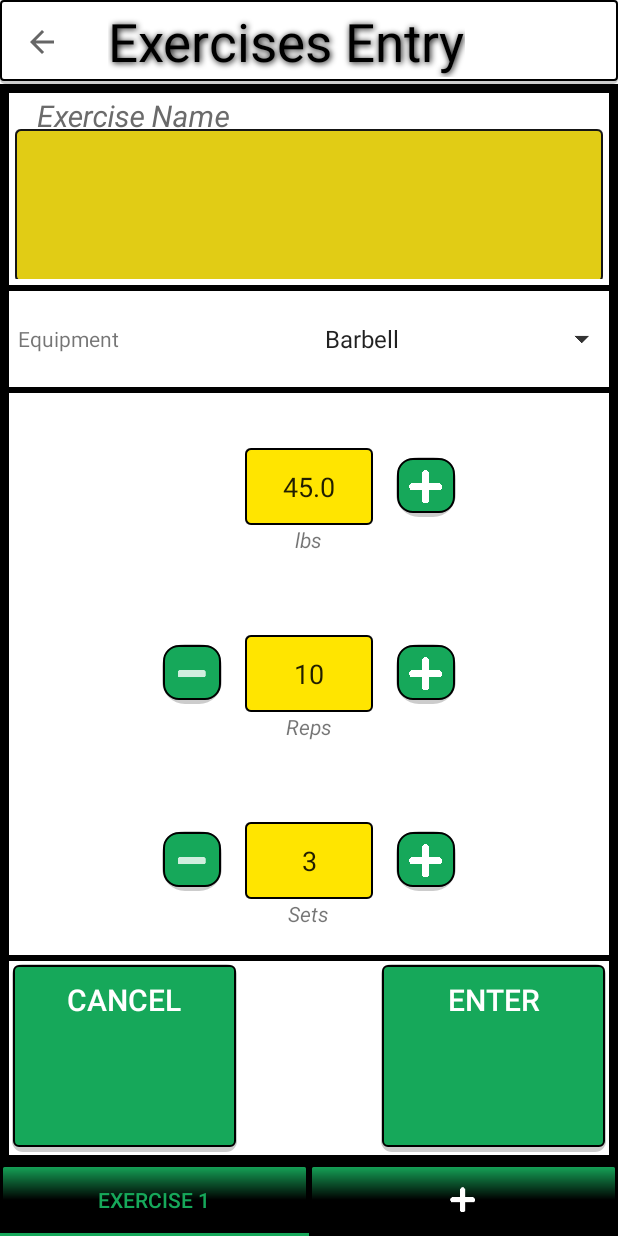
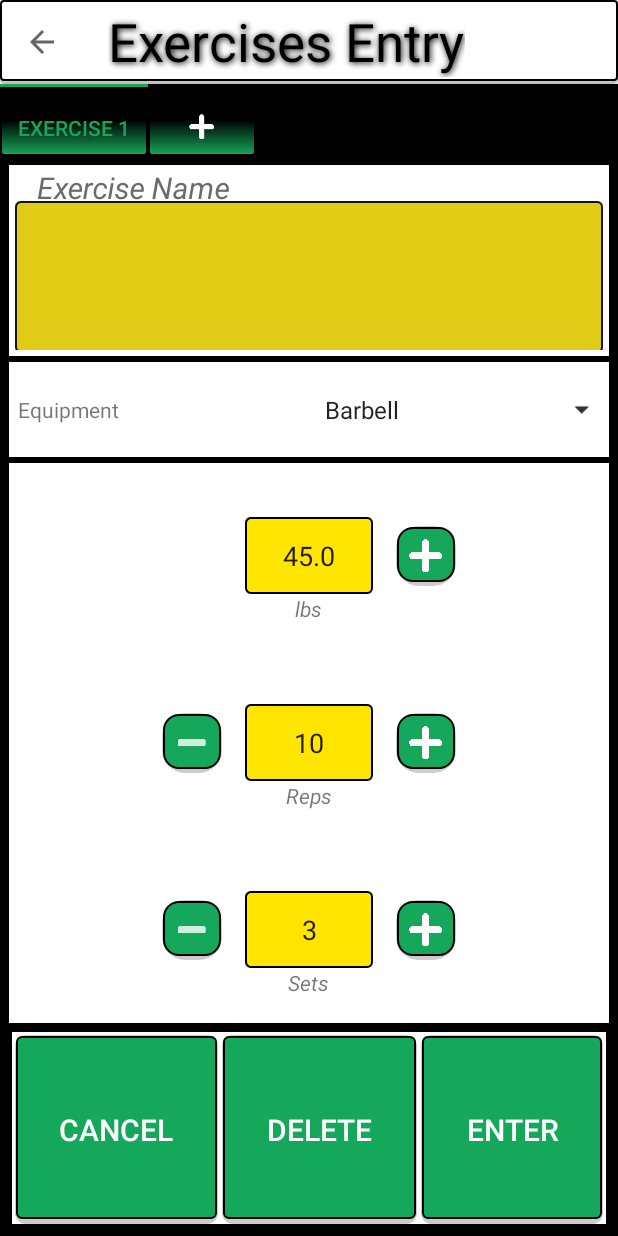
Before and after one commit to judacribz/GainzAssist, an Android app: the ExEntry screen opened directly, with no data from a screen before it, on a phone screen of 412 x 824 dp. Run offline under Robolectric (Android 15) with nearby library versions, the phone set to English and light mode, and no system bars; our stand-ins replace ButterKnife, Firebase (no records; nobody signed in at launch, a user with empty details on screens opened directly), Room's generated code; libraries missing offline, so code that uses them is left out: com.anton46.stepsview, com.facebook, com.facebook.rebound, com.orhanobut.logger, org.parceler.

Commit message:
adding exercises upate

```diff
--- a/app/src/main/java/ca/judacribz/gainzassist/activities/add_workout/ExercisesEntry.java
+++ b/app/src/main/java/ca/judacribz/gainzassist/activities/add_workout/ExercisesEntry.java
@@ -1,24 +1,19 @@
 package ca.judacribz.gainzassist.activities.add_workout;
 
 import android.content.Intent;
-import android.graphics.drawable.Drawable;
+import android.database.DataSetObserver;
+import android.support.annotation.Nullable;
 import android.support.design.widget.TabLayout;
-import android.support.v4.app.Fragment;
 import android.support.v4.view.ViewPager;
 import android.support.v7.app.AppCompatActivity;
 import android.os.Bundle;
-import android.support.v7.widget.RecyclerView;
-import android.text.Editable;
 import android.view.LayoutInflater;
-import android.view.View;
 import android.widget.*;
 
 import butterknife.*;
 import ca.judacribz.gainzassist.R;
-import ca.judacribz.gainzassist.activities.start_workout.CurrWorkout;
 import ca.judacribz.gainzassist.adapters.WorkoutPagerAdapter;
 import ca.judacribz.gainzassist.models.Exercise;
-import ca.judacribz.gainzassist.models.ExerciseSet;
 import ca.judacribz.gainzassist.models.Workout;
 import com.orhanobut.logger.Logger;
 import org.parceler.Parcels;
@@ -28,7 +23,6 @@ import java.util.ArrayList;
 import static ca.judacribz.gainzassist.activities.add_workout.NewWorkoutSummary.CALLING_ACTIVITY.*;
 import static ca.judacribz.gainzassist.activities.add_workout.NewWorkoutSummary.*;
 import static ca.judacribz.gainzassist.activities.add_workout.WorkoutEntry.*;
-import static ca.judacribz.gainzassist.activities.start_workout.CurrWorkout.*;
 import static ca.judacribz.gainzassist.util.UI.*;
 
 public class ExercisesEntry extends AppCompatActivity implements ExEntry.ExEntryDataListener {
@@ -44,7 +38,6 @@ public class ExercisesEntry extends AppCompatActivity implements ExEntry.ExEntry
     // --------------------------------------------------------------------------------------------
     Workout workout;
     int numExs;
-    ArrayList<Integer> exInds = new ArrayList<>();
 
     LayoutInflater layInflater;
 
@@ -66,72 +59,63 @@ public class ExercisesEntry extends AppCompatActivity implements ExEntry.ExEntry
         Intent workoutEntryIntent = getIntent();
         this.workout.setName(workoutEntryIntent.getStringExtra(EXTRA_WORKOUT_NAME));
         this.numExs = workoutEntryIntent.getIntExtra(EXTRA_NUM_EXERCISES, MIN_NUM);
-        for (int i = 0; i < this.numExs; i++) {
-            this.exInds.add(i);
-        }
 
         setupPager();
     }
 
     WorkoutPagerAdapter  workoutPagerAdapter;
 
+    ArrayList<TabLayout.Tab> tabs = new ArrayList<>();
     private void setupPager() {
         layInflater = getLayoutInflater();
 
         viewPager.addOnPageChangeListener(new TabLayout.TabLayoutOnPageChangeListener(tabLayout));
         tabLayout.addOnTabSelectedListener(new TabLayout.ViewPagerOnTabSelectedListener(viewPager) {
 
-            Drawable icon;
             @Override
             public void onTabSelected(TabLayout.Tab tab) {
 
                 if (tab.getText() == null) {
+                    numExs++;
+                    workoutPagerAdapter.addTab();
+
                     tab.getPosition();
-                    workoutPagerAdapter.addTab();
                     tab.setText(String.format(TAB_LABEL, tab.getPosition() + 1));
                     tab.setIcon(null);
+                    tabs.add(tab);
                     tabLayout.addTab(tabLayout.newTab().setIcon(R.drawable.ic_plus));
 
                     viewPager.setAdapter(workoutPagerAdapter);
                     viewPager.setCurrentItem(tab.getPosition());
                 } else {
-
                     super.onTabSelected(tab);
                 }
-//                icon = tab.getIcon();
-//                if (icon != null) {
-//                    icon.setColorFilter(
-//                            ContextCompat.getColor(getApplicationContext(), R.color.colorBg),
-//                            PorterDuff.Mode.SRC_IN
-//                    );
-//                }
             }
 
             @Override
             public void onTabUnselected(TabLayout.Tab tab) {
                 super.onTabUnselected(tab);
-
-//                icon = tab.getIcon();
-//                if (icon != null) {
-//                    icon.setColorFilter(
-//                            ContextCompat.getColor(getApplicationContext(), R.color.colorGreen),
-//                            PorterDuff.Mode.SRC_IN
-//                    );
-//                }
             }
         });
 
-
         for (int i = 0; i < this.numExs; i ++) {
-            tabLayout.addTab(tabLayout.newTab().setText(String.format(TAB_LABEL, i + 1)));
+            TabLayout.Tab tab = tabLayout.newTab().setText(String.format(TAB_LABEL, i + 1));
+            tabs.add(tab);
+            tabLayout.addTab(tab);
         }
         tabLayout.addTab(tabLayout.newTab().setIcon(R.drawable.ic_plus));
 
         workoutPagerAdapter = new WorkoutPagerAdapter(getSupportFragmentManager(), this.numExs);
+        workoutPagerAdapter.registerDataSetObserver(new DataSetObserver() {
+            @Override
+            public void onChanged() {
+                super.onChanged();
+                viewPager.setAdapter(workoutPagerAdapter);
+            }
+        });
         viewPager.setAdapter(workoutPagerAdapter);
         viewPager.setCurrentItem(0);
-        viewPager.setOffscreenPageLimit(this.numExs + 1);
-    }
+}
 
     @Override
     protected void onActivityResult(int req, int res, Intent data) {
@@ -154,19 +138,46 @@ public class ExercisesEntry extends AppCompatActivity implements ExEntry.ExEntry
     public void exerciseDataReceived(Exercise exercise) {
         workout.addExercise(exercise);
 
-        Logger.d(exInds);
         Toast.makeText(this, "" + exercise.getExerciseNumber(), Toast.LENGTH_SHORT).show();
-        exInds.remove((Integer) exercise.getExerciseNumber());
-        Logger.d(exInds);
 
-        if (exInds.size() == 0) {
+        if (workout.getNumExercises() == this.numExs) {
             Intent newWorkoutSummaryIntent = new Intent(this, NewWorkoutSummary.class);
             newWorkoutSummaryIntent.putExtra(EXTRA_WORKOUT, Parcels.wrap(workout));
             newWorkoutSummaryIntent.putExtra(EXTRA_CALLING_ACTIVITY, EXERCISES_ENTRY);
             startActivityForResult(newWorkoutSummaryIntent, REQ_NEW_WORKOUT_SUMMARY);
         } else {
-            viewPager.setCurrentItem(exInds.get(0), true);
+            for (int i = 0; i < this.numExs; i++) {
+                if (!workout.exerciseAtNumExists(i)) {
+                    viewPager.setCurrentItem(i, true);
+                    break;
+                }
+            }
         }
+    }
+
+    @Override
+    public void deleteExercise(@Nullable Exercise exercise, int index) {
+        if (exercise != null) {
+            workout.removeExercise(exercise);
+        }
+        this.numExs--;
+
+        tabLayout.removeTabAt(index);
+        tabs.remove(index);
+
+        if (index != 0) {
+            tabs.get(index - 1).select();
+        } else {
+            tabs.get(0).select();
+        }
+
+        for (int i = 0; i < tabs.size(); i++) {
+            TabLayout.Tab tab = tabs.get(i);
+            tab.setText(String.format(TAB_LABEL, i + 1));
+        }
+
+        workoutPagerAdapter.removeTabFragment(index);
+        workoutPagerAdapter.notifyDataSetChanged();
     }
 
     @Override
--- a/app/src/main/java/ca/judacribz/gainzassist/adapters/WorkoutPagerAdapter.java
+++ b/app/src/main/java/ca/judacribz/gainzassist/adapters/WorkoutPagerAdapter.java
@@ -6,6 +6,8 @@ import android.support.v4.app.FragmentManager;
 import android.support.v4.app.FragmentPagerAdapter;
 
 import java.util.ArrayList;
+import java.util.Arrays;
+import java.util.List;
 
 import ca.judacribz.gainzassist.activities.add_workout.ExEntry;
 import ca.judacribz.gainzassist.activities.start_workout.fragments.*;
@@ -32,6 +34,7 @@ public class WorkoutPagerAdapter extends FragmentPagerAdapter {
             WorkoutScreen.getInstance(),
             ExercisesList.getInstance()
     };
+    FragmentManager fragmentManager;
     private int numExs;
     // --------------------------------------------------------------------------------------------
 
@@ -39,13 +42,14 @@ public class WorkoutPagerAdapter extends FragmentPagerAdapter {
     // --------------------------------------------------------------------------------------------
     private Bundle bundle = new Bundle();
     // --------------------------------------------------------------------------------------------
-    Fragment[] fmts = FMTS;
+    List<Fragment> fmts = Arrays.asList(FMTS);
     // ######################################################################################### //
     // WorkoutPagerAdapter Constructor                                                           //
     // ######################################################################################### //
     @SafeVarargs
     public WorkoutPagerAdapter(FragmentManager fragmentManager, ArrayList<Exercise>... exercises) {
         super(fragmentManager);
+        this.fragmentManager = fragmentManager;
 
 //        Log.d("WARMUPS", "reps" + warmups.get(0).getSetsList().size());
         bundle.putParcelable(EXTRA_MAIN_EXERCISES, Parcels.wrap(exercises[0]));
@@ -54,7 +58,7 @@ public class WorkoutPagerAdapter extends FragmentPagerAdapter {
         if (warmups.size() > 0) {
             bundle.putParcelable(EXTRA_WARMUPS, Parcels.wrap(exercises[1]));
         } else {
-            fmts = FMTS_NO_WARMUPS;
+            fmts =  Arrays.asList(FMTS_NO_WARMUPS);
         }
         for (Fragment fmt : fmts) {
             fmt.setArguments(bundle);
@@ -64,24 +68,26 @@ public class WorkoutPagerAdapter extends FragmentPagerAdapter {
     public WorkoutPagerAdapter(FragmentManager fragmentManager, int numExs) {
         super(fragmentManager);
         this.numExs = numExs;
-        fmts = new Fragment[numExs];
+        fmts = new ArrayList<>();
 
-        for (int i = 0; i < fmts.length; i++) {
-            fmts[i] = new ExEntry();
-            ((ExEntry) fmts[i]).setInd(i);
+        for (int i = 0; i < this.numExs; i++) {
+            newEntry(i);
         }
     }
     public void addTab() {
         this.numExs++;
-        Fragment[] tempFmts = new Fragment[this.numExs];
+        newEntry(getCount());
+    }
 
-        System.arraycopy(fmts, 0, tempFmts, 0, fmts.length);
-        tempFmts[fmts.length] = new ExEntry();
-        ((ExEntry) tempFmts[fmts.length]).setInd(fmts.length);
-        fmts = new Fragment[this.numExs];
+    public void newEntry(int index) {
+        Fragment fmt = new ExEntry();
+        ((ExEntry) fmt).setInd(index);
+        fmts.add(fmt);
+    }
 
-        System.arraycopy(tempFmts, 0, fmts, 0, fmts.length);
-        fmts = tempFmts;
+    public void removeTabFragment(int index) {
+        this.numExs--;
+        fmts.remove(getCount() - index - 1);
     }
     // ######################################################################################### //
 
@@ -90,13 +96,22 @@ public class WorkoutPagerAdapter extends FragmentPagerAdapter {
     /* Returns total number of pages */
     @Override
     public int getCount() {
-        return fmts.length;
+        return fmts.size();
     }
 
     /* Returns the fragment to display for that page */
     @Override
     public Fragment getItem(int position) {
-        return fmts[position];
+        return fmts.get(position);
+    }
+
+    @Override
+    public void notifyDataSetChanged() {
+        super.notifyDataSetChanged();
+
+        for (int i = 0; i < this.numExs; i++) {
+            ((ExEntry) fmts.get(i)).setInd(i);
+        }
     }
     //FragmentPagerAdapter//Override///////////////////////////////////////////////////////////////
 
--- /dev/null
+++ b/app/src/main/res/drawable/anim_tab_ripple_reverse.xml
@@ -0,0 +1,5 @@
+<ripple
+    xmlns:android="http://schemas.android.com/apk/res/android"
+    android:color="@color/colorAccent">
+    <item android:drawable="@drawable/tab_box_reverse"/>
+</ripple>
--- /dev/null
+++ b/app/src/main/res/drawable/tab_box_reverse.xml
@@ -0,0 +1,24 @@
+<shape
+    xmlns:android="http://schemas.android.com/apk/res/android"
+    android:shape="rectangle">
+
+    <gradient
+        android:type="linear"
+        android:startColor="@color/colorBg"
+        android:centerColor="@color/colorBg"
+        android:endColor="@color/colorGreen"
+        android:angle="270"/>
+
+    <!--<gradient-->
+        <!--android:type="radial"-->
+        <!--android:endColor="@color/colorLightBg"-->
+        <!--android:startColor="@color/colorLightBg"-->
+        <!--android:gradientRadius="400"/>-->
+
+    <stroke
+        android:width="1dp"
+        android:color="@color/colorBg" />
+
+    <corners
+        android:radius="2dp" />
+</shape>
--- a/app/src/main/res/layout/activity_exercises_entry.xml
+++ b/app/src/main/res/layout/activity_exercises_entry.xml
@@ -11,30 +11,31 @@
         android:id="@+id/toolbar"
         layout="@layout/partial_title_bar"/>
 
-    <android.support.v4.view.ViewPager
-        android:id="@+id/vp_fmt_container"
-        android:layout_width="match_parent"
-        android:layout_height="match_parent"
-        android:layout_above="@id/appbar"
-        android:layout_below="@id/toolbar"/>
-
     <!-- Naviagtion Tabs -->
     <android.support.design.widget.AppBarLayout
         android:id="@+id/appbar"
         android:layout_width="match_parent"
         android:layout_height="wrap_content"
-        android:background="@color/colorBg"
-        android:layout_alignParentBottom="true">
+        android:layout_below="@id/toolbar"
+        android:background="@color/colorBg">
 
         <android.support.design.widget.TabLayout
             android:id="@+id/tlay_navbar"
             android:layout_width="match_parent"
-            app:tabPadding="2dp"
-            android:layout_height="wrap_content"
-            app:tabBackground="@drawable/anim_tab_ripple"
+            android:layout_height="match_parent"
+            app:tabBackground="@drawable/anim_tab_ripple_reverse"
             app:tabIndicatorColor="@color/colorGreen"
             app:tabIndicatorHeight="2dp"
+            app:tabIndicatorGravity="top"
+            app:tabMode="scrollable"
             app:tabSelectedTextColor="@color/colorGreen"
-            app:tabTextColor="@color/colorLightBg"/>
+            app:tabTextColor="@color/colorLightBg"
+            app:tabPaddingBottom="-10dp"/>
     </android.support.design.widget.AppBarLayout>
+
+    <android.support.v4.view.ViewPager
+        android:id="@+id/vp_fmt_container"
+        android:layout_width="match_parent"
+        android:layout_height="match_parent"
+        android:layout_below="@id/appbar"/>
 </RelativeLayout>
--- a/app/src/main/res/layout/fragment_ex_entry.xml
+++ b/app/src/main/res/layout/fragment_ex_entry.xml
@@ -98,7 +98,8 @@
 			android:layout_width="match_parent"
 			android:layout_height="0dp"
 			android:layout_weight="@integer/ll_sm_weight"
-			android:padding="2dp">
+			android:padding="2dp"
+			tools:ignore="NestedWeights">
 
 			<EditText
 				android:id="@+id/et_weight"
@@ -240,30 +241,63 @@
 	<!--Number=of=Sets==========================================================================-->
 	</LinearLayout>
 
-	<RelativeLayout
+	<LinearLayout
 		android:layout_width="match_parent"
 		android:layout_height="0dp"
 		android:layout_weight="@integer/ll_lg_weight"
 		android:gravity="center"
-		android:layout_margin="2dp"
-		android:padding="2dp"
-		android:background="@color/colorLightBg">
+		android:layout_margin="4dp"
+		android:paddingTop="2dp"
+		android:paddingStart="2dp"
+		android:paddingEnd="2dp"
+		android:orientation="horizontal"
+		android:background="@color/colorLightBg"
+		tools:ignore="NestedWeights">
+
+		<Button
+			android:id="@+id/btn_cancel"
+			android:layout_width="wrap_content"
+			android:layout_height="match_parent"
+			android:layout_weight="@integer/ll_sm_weight"
+			android:layout_marginEnd="1dp"
+			android:gravity="center"
+			android:text="@string/cancel"
+			android:textColor="@drawable/selector_btn_text_default"
+			android:textSize="20sp"/>
+
+		<Button
+			android:id="@+id/btn_delete"
+			android:layout_width="wrap_content"
+			android:layout_height="match_parent"
+			android:layout_weight="@integer/ll_sm_weight"
+			android:layout_marginEnd="1dp"
+			android:layout_marginStart="1dp"
+			android:gravity="center"
+			android:text="@string/delete"
+			android:textColor="@drawable/selector_btn_text_default"
+			android:textSize="20sp"/>
 
 		<Button
 			android:id="@+id/btn_enter"
-			android:layout_width="150dp"
+			android:layout_width="wrap_content"
 			android:layout_height="match_parent"
-			android:layout_alignParentEnd="true"
+			android:layout_weight="@integer/ll_sm_weight"
+			android:layout_marginStart="1dp"
+			android:gravity="center"
 			android:text="@string/enter"
 			android:textColor="@drawable/selector_btn_text_default"
 			android:textSize="20sp"/>
 
 		<Button
-			android:id="@+id/btn_cancel"
-			android:layout_width="150dp"
+			android:id="@+id/btn_update"
+			android:layout_width="wrap_content"
 			android:layout_height="match_parent"
-			android:text="@string/cancel"
+			android:layout_weight="@integer/ll_sm_weight"
+			android:layout_marginStart="1dp"
+			android:gravity="center"
+			android:text="@string/update"
 			android:textColor="@drawable/selector_btn_text_default"
-			android:textSize="20sp"/>
-	</RelativeLayout>
+			android:textSize="20sp"
+			android:visibility="gone"/>
+	</LinearLayout>
 </LinearLayout>
--- a/app/src/main/res/values/strings.xml
+++ b/app/src/main/res/values/strings.xml
@@ -116,4 +116,5 @@
 	<string name="file_user_info">user_info.file</string>
 	<string name="file_workout_info">workout_info.file</string>
 	<string name="equipment">Equipment</string>
+	<string name="update">update</string>
 </resources>
```
Also changed, not shown: app/src/main/java/ca/judacribz/gainzassist/activities/add_workout/ExEntry.java (+22 -12 lines), app/src/main/java/ca/judacribz/gainzassist/models/Workout.java (+17 -0 lines), app/src/main/res/drawable/bg_metal.jpg (deleted).
